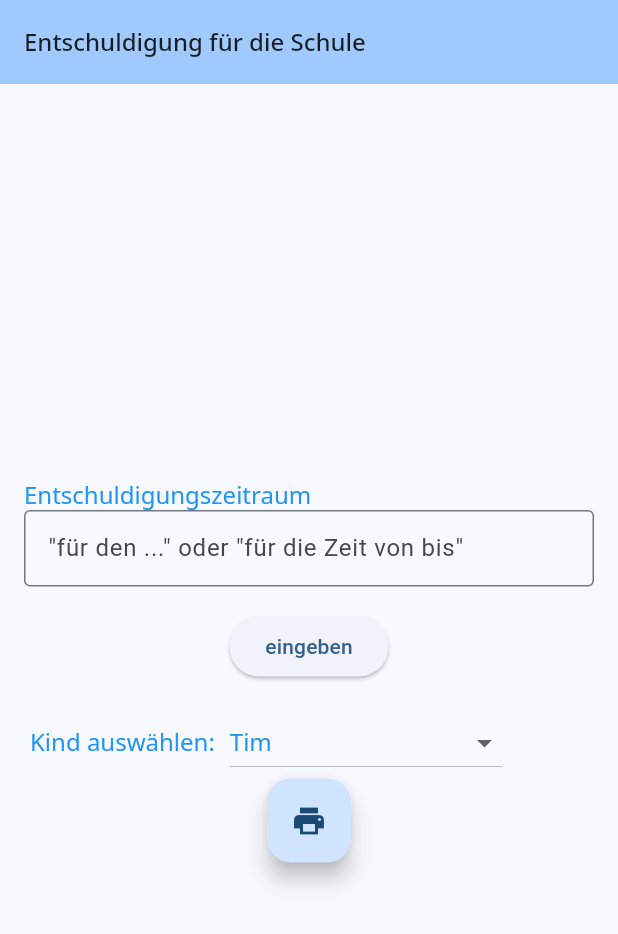
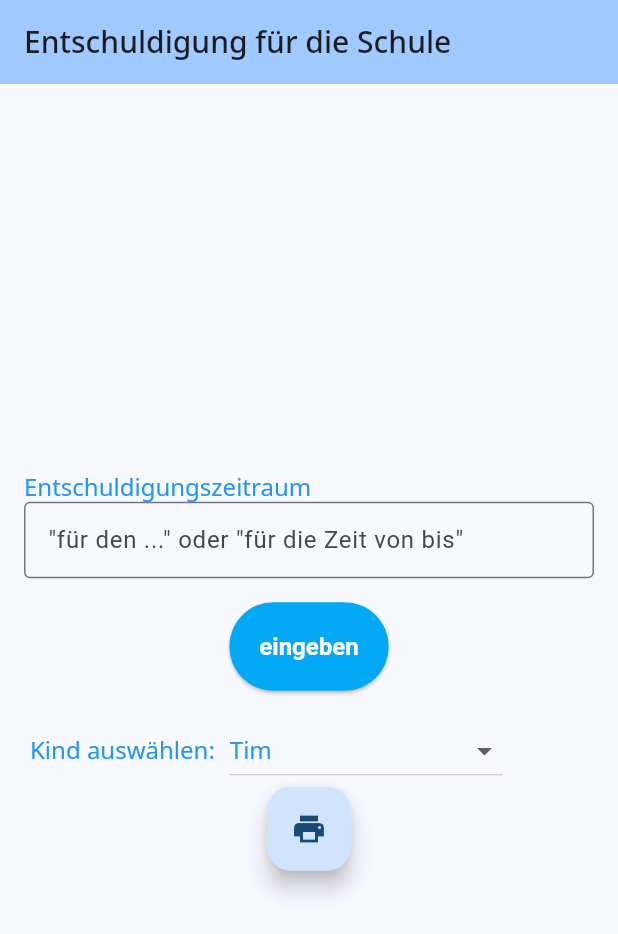
Before and after one commit to chrbuchsteiner61/app_apology, a Flutter app: the screen it shows after launch, on a phone screen of 412 x 824 dp. Shown: the top 934 px of the screen. Run offline on Flutter 3.47's test engine with Material 3 defaults, Android fonts, the phone set to English and light mode, and no system bars; our stand-ins replace google_fonts, logger, pdf, printing.

```diff
--- a/lib/input_widgets/date_of_illness.dart
+++ b/lib/input_widgets/date_of_illness.dart
@@ -35,6 +35,13 @@ class DateOfIllnessState extends State<DateOfIllness> {
             onPressed: () {
               widget.onSubmitted(_controller.text); // Send value to parent
             },
+            style: ElevatedButton.styleFrom(
+                backgroundColor: Colors.lightBlue,
+                foregroundColor: Colors.white,
+                padding: EdgeInsets.symmetric(horizontal: 20, vertical: 20),
+                textStyle: TextStyle(
+                    fontSize: 16,
+                    fontWeight: FontWeight.bold)),
             child: const Text('eingeben'),
           ),
         ],
--- a/lib/main.dart
+++ b/lib/main.dart
@@ -33,13 +33,13 @@ class MyApology extends StatelessWidget {
 
           // ···
           titleLarge: GoogleFonts.notoSans(
-            fontSize: 16,
+            fontSize: 20,
             fontStyle: FontStyle.normal,
             fontWeight: FontWeight.w500,
             color: Colors.black,
           ),
           bodyMedium: GoogleFonts.notoSans(
-            fontSize: 14,
+            fontSize: 18,
             fontStyle: FontStyle.normal,
             fontWeight: FontWeight.w400,
             color: Colors.blue,
```
Also changed, not shown: pubspec.yaml (+5 -8 lines), assets/icon/apology_icon.webp (deleted), assets/icon/icon.png (deleted), assets/icon/new_icon.png (added), 39 other files.
